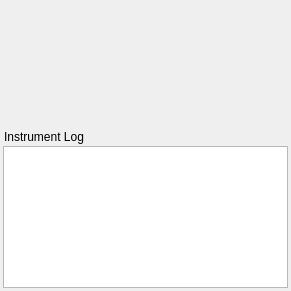
TESTgroup-BNL/MoDaCS, file ui/qt/inst_ui_frame.ui: the form before one commit.
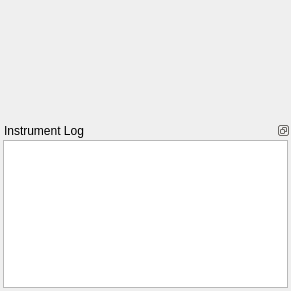
The form after the commit.

The edit to the form file:
```diff
--- a/ui/qt/inst_ui_frame.ui
+++ b/ui/qt/inst_ui_frame.ui
@@ -14,26 +14,29 @@
    </rect>
   </property>
   <property name="sizePolicy">
-   <sizepolicy hsizetype="Expanding" vsizetype="Expanding">
+   <sizepolicy hsizetype="Minimum" vsizetype="Minimum">
     <horstretch>0</horstretch>
     <verstretch>0</verstretch>
    </sizepolicy>
   </property>
   <property name="minimumSize">
    <size>
-    <width>0</width>
-    <height>0</height>
+    <width>291</width>
+    <height>291</height>
    </size>
   </property>
   <property name="windowTitle">
    <string>Form</string>
   </property>
-  <layout class="QGridLayout" name="gridLayout">
+  <layout class="QVBoxLayout" name="verticalLayout_2">
+   <property name="spacing">
+    <number>0</number>
+   </property>
    <property name="leftMargin">
     <number>0</number>
    </property>
    <property name="topMargin">
-    <number>3</number>
+    <number>0</number>
    </property>
    <property name="rightMargin">
     <number>0</number>
@@ -41,18 +44,12 @@
    <property name="bottomMargin">
     <number>0</number>
    </property>
-   <property name="horizontalSpacing">
-    <number>0</number>
-   </property>
-   <property name="verticalSpacing">
-    <number>3</number>
-   </property>
-   <item row="1" column="1" alignment="Qt::AlignHCenter|Qt::AlignVCenter">
+   <item>
     <widget class="QWidget" name="widgetcontainer" native="true">
      <property name="sizePolicy">
-      <sizepolicy hsizetype="Fixed" vsizetype="Fixed">
-       <horstretch>0</horstretch>
-       <verstretch>0</verstretch>
+      <sizepolicy hsizetype="MinimumExpanding" vsizetype="MinimumExpanding">
+       <horstretch>1</horstretch>
+       <verstretch>1</verstretch>
       </sizepolicy>
      </property>
      <property name="minimumSize">
@@ -63,13 +60,19 @@
      </property>
     </widget>
    </item>
-   <item row="3" column="1">
+   <item>
     <widget class="QDockWidget" name="dock_wid">
+     <property name="minimumSize">
+      <size>
+       <width>291</width>
+       <height>168</height>
+      </size>
+     </property>
      <property name="floating">
       <bool>false</bool>
      </property>
      <property name="features">
-      <set>QDockWidget::DockWidgetMovable</set>
+      <set>QDockWidget::DockWidgetFloatable|QDockWidget::DockWidgetMovable</set>
      </property>
      <property name="allowedAreas">
       <set>Qt::AllDockWidgetAreas</set>
@@ -95,7 +98,20 @@
         <number>3</number>
        </property>
        <item>
-        <widget class="QPlainTextEdit" name="widget_log"/>
+        <widget class="QPlainTextEdit" name="widget_log">
+         <property name="sizePolicy">
+          <sizepolicy hsizetype="MinimumExpanding" vsizetype="MinimumExpanding">
+           <horstretch>0</horstretch>
+           <verstretch>0</verstretch>
+          </sizepolicy>
+         </property>
+         <property name="minimumSize">
+          <size>
+           <width>285</width>
+           <height>139</height>
+          </size>
+         </property>
+        </widget>
        </item>
       </layout>
      </widget>
```
Left out of the diff: 2 changed lines with no effect on the pictures.
